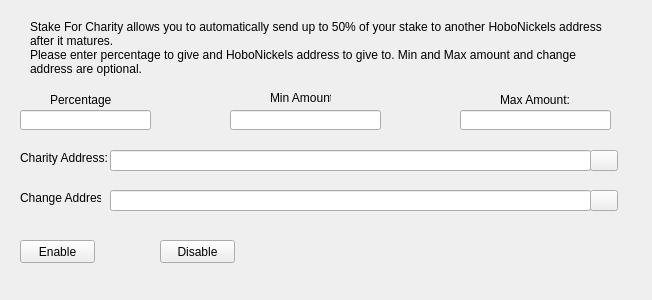
Qt form src/qt/forms/charitydialog.ui (Skryptex/NEXUS--UPGRADE-HIGH-END) before a commit.
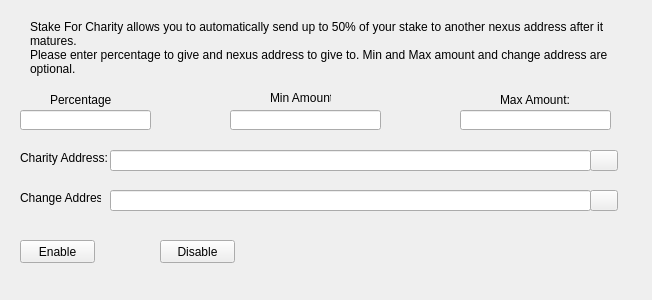
The same form after that commit. Icons and pictures are not drawn.

What changed in the file:
```diff
--- a/src/qt/forms/charitydialog.ui
+++ b/src/qt/forms/charitydialog.ui
@@ -55,8 +55,8 @@
     <number>1</number>
    </property>
    <property name="text">
-    <string>Stake For Charity allows you to automatically send up to 50% of your stake to another HoboNickels address after it matures.
-Please enter percentage to give and HoboNickels address to give to. Min and Max amount and change address are optional.</string>
+    <string>Stake For Charity allows you to automatically send up to 50% of your stake to another nexus address after it matures.
+Please enter percentage to give and nexus address to give to. Min and Max amount and change address are optional.</string>
    </property>
    <property name="alignment">
     <set>Qt::AlignLeading|Qt::AlignLeft|Qt::AlignTop</set>
```
